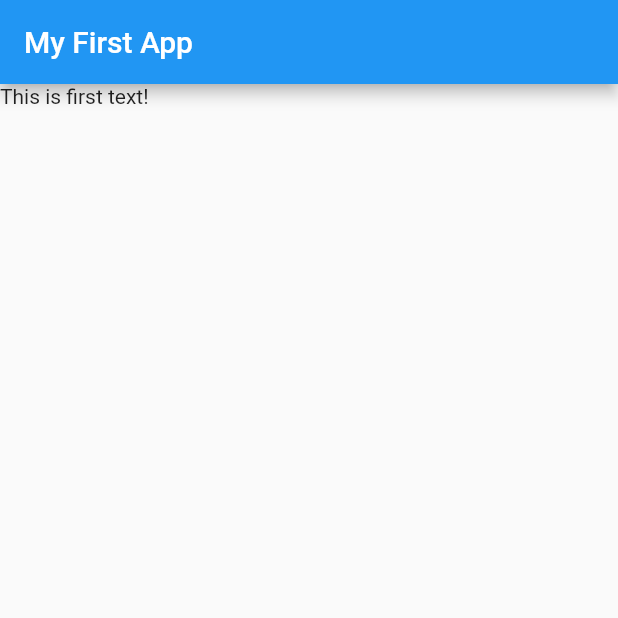
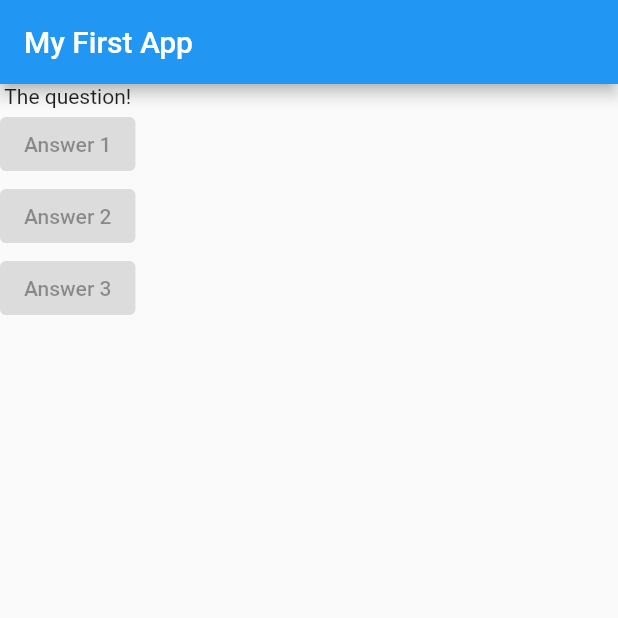
Before and after one commit to Captain-Kirk83/trial, a Flutter app: the screen it shows after launch, on a phone screen of 412 x 824 dp, the top half of it. Run offline on Flutter 3.47's test engine with Material 2 defaults, Android fonts, the phone set to English and light mode, and no system bars.

Commit message:
Multiple widgets in a widget

```diff
--- a/lib/main.dart
+++ b/lib/main.dart
@@ -7,12 +7,32 @@ void main() {
 class MyApp extends StatelessWidget {
   @override
   Widget build(BuildContext context) {
+    var questions = [
+      'What\'s your favorite color?',
+      'What\'s your favorite animal?',
+    ];
     return MaterialApp(
       home: Scaffold(
         appBar: AppBar(
           title: Text('My First App'),
         ),
-        body: Text('This is first text!'),
+        body: Column(
+          children: [
+            Text('The question!'),
+            ElevatedButton(
+              child: Text('Answer 1'),
+              onPressed: null,
+            ),
+            ElevatedButton(
+              child: Text('Answer 2'),
+              onPressed: null,
+            ),
+            ElevatedButton(
+              child: Text('Answer 3'),
+              onPressed: null,
+            ),
+          ],
+        ),
       ),
     );
   }
```
